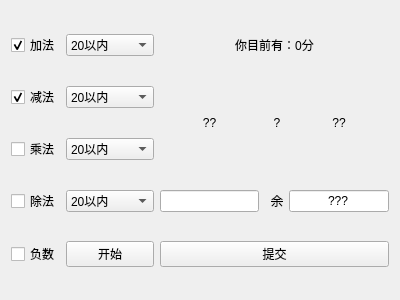
The window that Mini-Tools/arithmeticwidget.ui (Chrollis/Mini-Tools) describes before a commit, drawn with Qt 5.
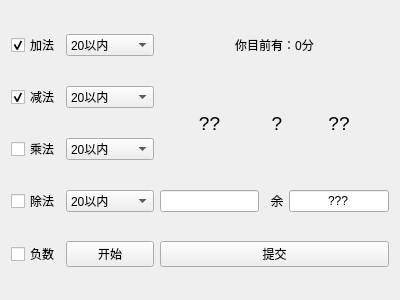
The same window after the commit.

What changed in the file:
```diff
--- a/Mini-Tools/arithmeticwidget.ui
+++ b/Mini-Tools/arithmeticwidget.ui
@@ -22,6 +22,11 @@
   <layout class="QGridLayout" name="gridLayout">
    <item row="1" column="8" rowspan="2">
     <widget class="QLabel" name="latterLabel">
+     <property name="font">
+      <font>
+       <pointsize>14</pointsize>
+      </font>
+     </property>
      <property name="text">
       <string>??</string>
      </property>
@@ -62,6 +67,11 @@
    </item>
    <item row="1" column="7" rowspan="2">
     <widget class="QLabel" name="operatorLabel">
+     <property name="font">
+      <font>
+       <pointsize>14</pointsize>
+      </font>
+     </property>
      <property name="text">
       <string>?</string>
      </property>
@@ -72,6 +82,11 @@
    </item>
    <item row="1" column="5" rowspan="2">
     <widget class="QLabel" name="formerLabel">
+     <property name="font">
+      <font>
+       <pointsize>14</pointsize>
+      </font>
+     </property>
      <property name="text">
       <string>??</string>
      </property>
```
